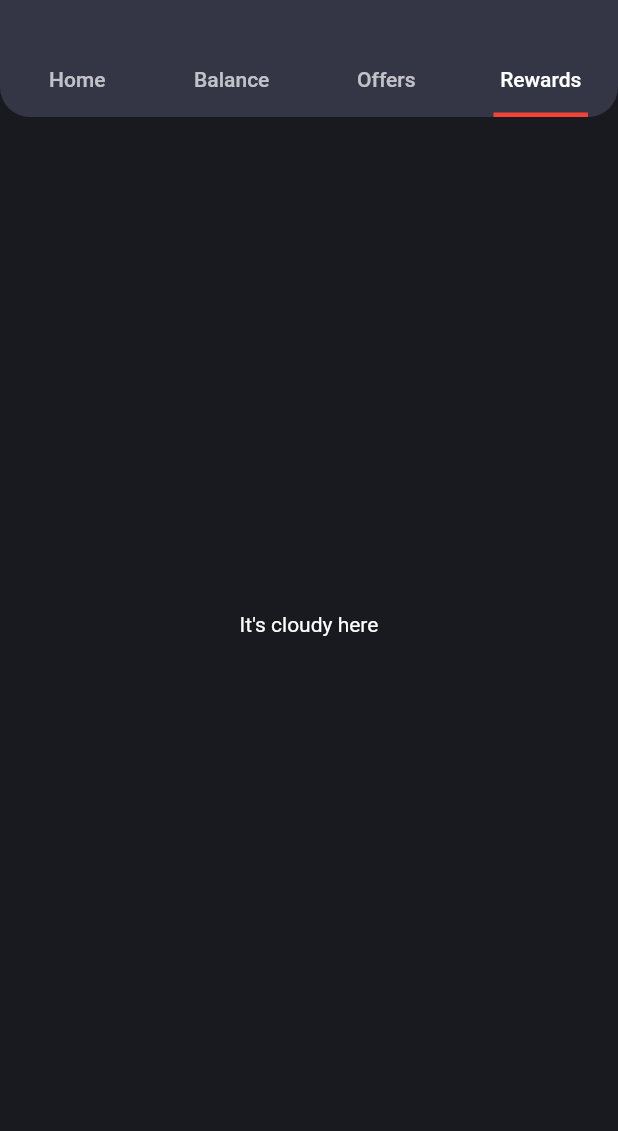
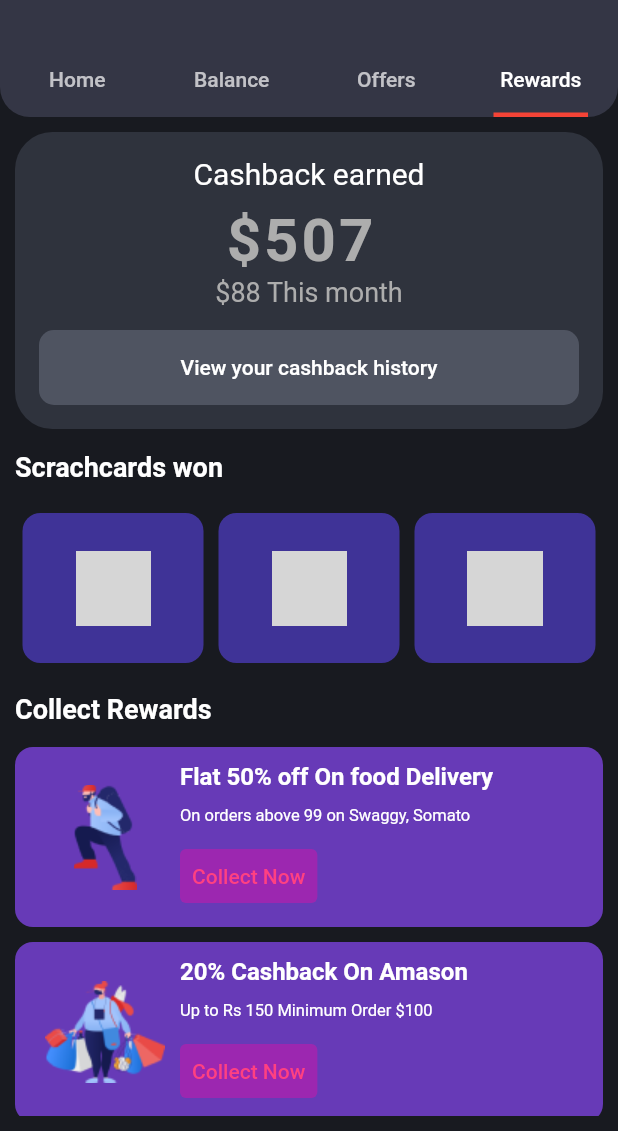
Before and after one commit to tahseenRaj/instant_pay, a Flutter app: the Dashboard screen opened directly, tab 4 chosen, on a phone screen of 412 x 824 dp, the part 105-1236 px from its top. Run offline on Flutter 3.47's test engine with Material 2 defaults, Android fonts, the phone set to English and light mode, and no system bars; our stand-ins replace intl_phone_field; network calls fail; grey boxes are pictures that could not be loaded.

Commit message:
Completed reward screen UI

```diff
--- a/lib/buttons.dart
+++ b/lib/buttons.dart
@@ -14,9 +14,9 @@ billingBtn(Color color, String text, Icon icon) {
           Container(
             height: 50,
             width: 40,
-            color: Color.fromARGB(123, 0, 0, 0),
+            color: const Color.fromARGB(123, 0, 0, 0),
             child: IconTheme(
-              data: new IconThemeData(color: Colors.white70),
+              data: const IconThemeData(color: Colors.white70),
               child: icon,
             ),
           ),
@@ -51,21 +51,19 @@ servicesBtn(IconData icon, String text) {
             style: TextButton.styleFrom(
               splashFactory: NoSplash.splashFactory,
             ),
-            onPressed: () {
-              print('Service button pressed!');
-            },
+            onPressed: () {},
             child: Icon(
               icon,
-              color: Color(0xffFA4D96),
+              color: const Color(0xffFA4D96),
               size: 30,
             ),
           )),
-      SizedBox(
+      const SizedBox(
         height: 5,
       ),
       Text(
         text,
-        style: TextStyle(color: Colors.white, fontSize: 13),
+        style: const TextStyle(color: Colors.white, fontSize: 13),
       ),
     ],
   ));
@@ -79,16 +77,16 @@ peoples(String name, String link) {
       Container(
           height: 60,
           width: double.maxFinite,
-          decoration: BoxDecoration(),
+          decoration: const BoxDecoration(),
           child: CircleAvatar(
             backgroundImage: NetworkImage(link),
           )),
-      SizedBox(
+      const SizedBox(
         height: 5,
       ),
       Text(
         name,
-        style: TextStyle(color: Colors.white, fontSize: 13),
+        style: const TextStyle(color: Colors.white, fontSize: 13),
       ),
     ],
   ));
@@ -96,7 +94,7 @@ peoples(String name, String link) {
 
 accounts(String bank, int accNum, String balance, Color color) {
   return Container(
-    padding: EdgeInsets.all(15),
+    padding: const EdgeInsets.all(15),
     decoration: BoxDecoration(
       color: color,
       borderRadius: BorderRadius.circular(10),
@@ -105,21 +103,94 @@ accounts(String bank, int accNum, String balance, Color color) {
       children: [
         Text(
           bank,
-          style: TextStyle(
+          style: const TextStyle(
               fontSize: 18, color: Colors.white, fontWeight: FontWeight.bold),
         ),
-        SizedBox(height: 5),
+        const SizedBox(height: 5),
         Text(
-          '${accNum}',
-          style: TextStyle(fontSize: 13, color: Colors.white),
+          '$accNum',
+          style: const TextStyle(fontSize: 12, color: Colors.white),
         ),
-        SizedBox(height: 5),
+        const SizedBox(height: 10),
         Text(
-          '\$${balance}',
-          style: TextStyle(
-              fontSize: 20, color: Colors.white, fontWeight: FontWeight.bold),
+          '\$$balance',
+          style: const TextStyle(
+              fontSize: 20,
+              color: Colors.white,
+              fontWeight: FontWeight.bold,
+              letterSpacing: 1),
         ),
       ],
     ),
   );
 }
+
+scratchCard() {
+  return Expanded(
+    child: Container(
+        margin: const EdgeInsets.all(5),
+        height: 100,
+        width: double.maxFinite,
+        decoration: const BoxDecoration(
+          color: Color(0xFF3F3397),
+          borderRadius: BorderRadius.all(Radius.circular(12)),
+        ),
+        child: TextButton(
+            style: TextButton.styleFrom(
+              splashFactory: NoSplash.splashFactory,
+            ),
+            onPressed: () {},
+            child: const Image(
+              image: NetworkImage('https://i.gifer.com/XOsX.gif'),
+              width: 50,
+            ))),
+  );
+}
+
+rewards(String reward, String description, String myimage) {
+  return Container(
+    width: double.infinity,
+    padding: const EdgeInsets.all(10),
+    height: 120,
+    decoration: BoxDecoration(
+      borderRadius: BorderRadius.circular(12),
+      color: Colors.deepPurple,
+    ),
+    child: Row(
+      children: [
+        SizedBox(
+          width: 100,
+          child: Center(
+              child: Image(image: AssetImage('assets/images/$myimage.png'))),
+        ),
+        Column(
+          crossAxisAlignment: CrossAxisAlignment.start,
+          mainAxisAlignment: MainAxisAlignment.spaceBetween,
+          children: [
+            Text(
+              reward,
+              style: const TextStyle(
+                  color: Colors.white,
+                  fontSize: 16,
+                  fontWeight: FontWeight.bold),
+            ),
+            Text(
+              description,
+              style: const TextStyle(color: Colors.white, fontSize: 11),
+            ),
+            TextButton(
+                style: TextButton.styleFrom(
+                  splashFactory: NoSplash.splashFactory,
+                  backgroundColor: Colors.purple,
+                ),
+                onPressed: () {},
+                child: const Text(
+                  'Collect Now',
+                  style: TextStyle(color: Colors.pinkAccent),
+                )),
+          ],
+        )
+      ],
+    ),
+  );
+}
--- a/lib/dashboard.dart
+++ b/lib/dashboard.dart
@@ -2,6 +2,7 @@ import 'package:flutter/material.dart';
 import 'package:instant_pay/balance.dart';
 import 'package:instant_pay/buttons.dart';
 import 'package:instant_pay/home.dart.dart';
+import 'package:instant_pay/rewards.dart';
 
 class Dashboard extends StatefulWidget {
   const Dashboard({Key? key}) : super(key: key);
@@ -119,12 +120,7 @@ class _DashboardState extends State<Dashboard> with TickerProviderStateMixin {
               style: TextStyle(color: Colors.white),
             ),
           ),
-          Center(
-            child: Text(
-              "It's cloudy here",
-              style: TextStyle(color: Colors.white),
-            ),
-          ),
+          Rewards(),
         ],
       ),
     );
--- /dev/null
+++ b/lib/rewards.dart
@@ -0,0 +1,109 @@
+import 'package:flutter/material.dart';
+import 'package:instant_pay/buttons.dart';
+
+class Rewards extends StatelessWidget {
+  const Rewards({Key? key}) : super(key: key);
+
+  @override
+  Widget build(BuildContext context) {
+    return Container(
+      width: MediaQuery.of(context).size.width,
+      margin: const EdgeInsets.all(10),
+      child: ListView(
+        children: [
+          Container(
+              padding: const EdgeInsets.all(16.0),
+              decoration: BoxDecoration(
+                  color: const Color.fromARGB(255, 47, 51, 61),
+                  borderRadius: BorderRadius.circular(25)),
+              child: Center(
+                child: Column(
+                  children: [
+                    const Text('Cashback earned',
+                        style: TextStyle(color: Colors.white, fontSize: 20)),
+                    const SizedBox(height: 10),
+                    const Text(
+                      '\$507 ',
+                      style: TextStyle(
+                          fontSize: 40,
+                          fontWeight: FontWeight.bold,
+                          color: Color(0xFFADADAD),
+                          letterSpacing: 2),
+                    ),
+                    const Text(
+                      '\$88 This month',
+                      style: TextStyle(fontSize: 18, color: Color(0xFFADADAD)),
+                    ),
+                    const SizedBox(
+                      height: 15,
+                    ),
+                    SizedBox(
+                      width: double.infinity,
+                      height: 50,
+                      child: TextButton(
+                          style: TextButton.styleFrom(
+                            primary: Colors.white,
+                            backgroundColor:
+                                const Color.fromARGB(255, 79, 84, 97),
+                            shape: const RoundedRectangleBorder(
+                                borderRadius:
+                                    BorderRadius.all(Radius.circular(10))),
+                          ),
+                          onPressed: () {},
+                          child: const Text('View your cashback history')),
+                    ),
+                  ],
+                ),
+              )),
+          const SizedBox(
+            height: 15,
+          ),
+          const Text(
+            "Scrachcards won",
+            textAlign: TextAlign.left,
+            style: TextStyle(
+                fontWeight: FontWeight.bold, color: Colors.white, fontSize: 18),
+          ),
+          const SizedBox(
+            height: 15,
+          ),
+          Row(
+            mainAxisAlignment: MainAxisAlignment.spaceBetween,
+            children: [
+              scratchCard(),
+              scratchCard(),
+              scratchCard(),
+            ],
+          ),
+          const SizedBox(
+            height: 15,
+          ),
+          const Text(
+            "Collect Rewards",
+            textAlign: TextAlign.left,
+            style: TextStyle(
+                fontWeight: FontWeight.bold, color: Colors.white, fontSize: 18),
+          ),
+          const SizedBox(
+            height: 15,
+          ),
+          Column(
+            mainAxisAlignment: MainAxisAlignment.spaceBetween,
+            children: [
+              rewards('Flat 50% off On food Delivery',
+                  'On orders above 99 on Swaggy, Somato', 'reward1'),
+              const SizedBox(
+                height: 10,
+              ),
+              rewards('20% Cashback On Amason',
+                  'Up to Rs 150 Minimum Order \$100', 'reward2'),
+              const SizedBox(
+                height: 20,
+              ),
+            ],
+          )
+        ],
+      ),
+    );
+  }
+}
```
Also changed, not shown: lib/balance.dart (+14 -5 lines), lib/home.dart.dart (+61 -33 lines), assets/images/loading.png (added), assets/images/loading1.gif (added), assets/images/loading2.gif (added), assets/images/reward1.png (added), assets/images/reward2.png (added), flutter_02.png (added), lib/main.dart (line endings or trailing spaces).
